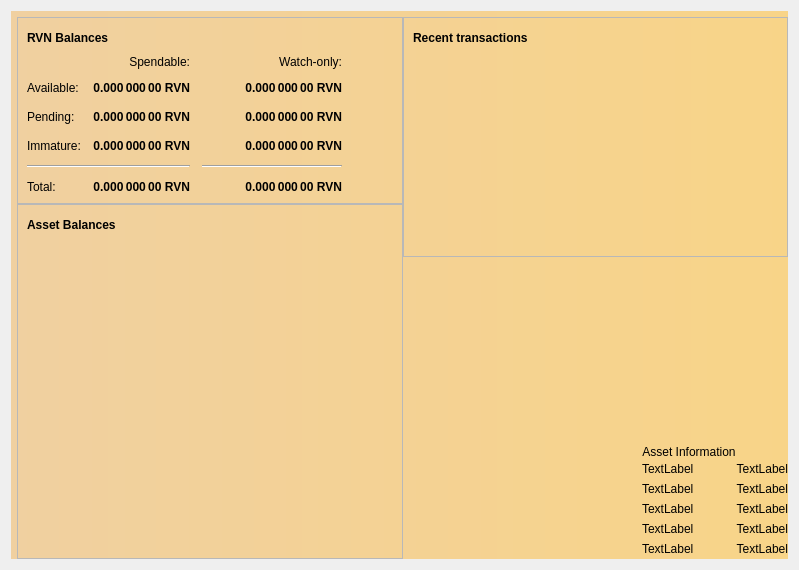
Above: src/qt/forms/overviewpage.ui from RavenProject/Ravencoin before the change. Below: the same form after it.
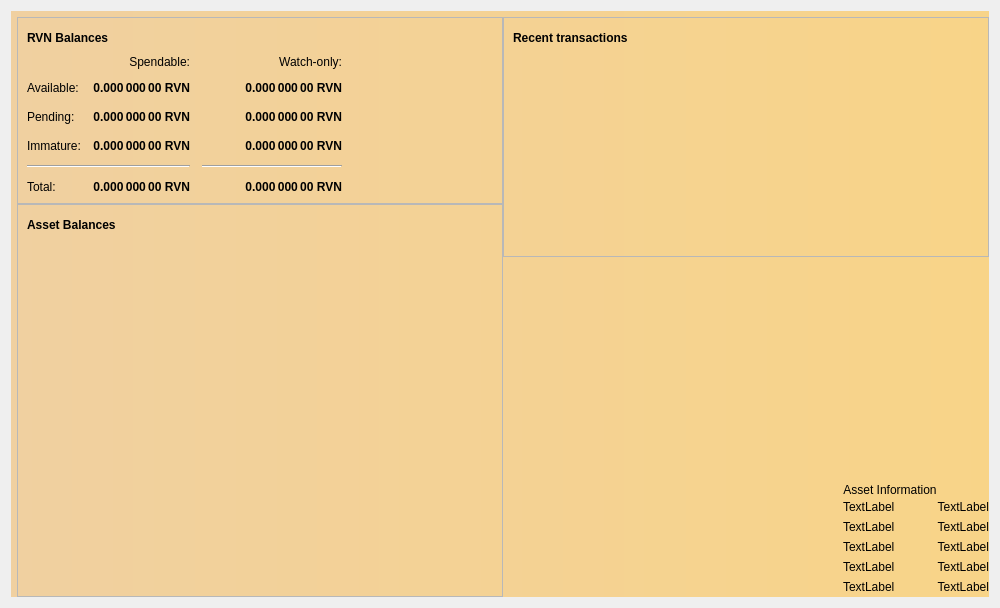
That is the form after the change. Icons and pictures are not drawn.

Commit message: Extend asset balance table

The edit to the form file:
```diff
--- a/src/qt/forms/overviewpage.ui
+++ b/src/qt/forms/overviewpage.ui
@@ -6,8 +6,8 @@
    <rect>
     <x>0</x>
     <y>0</y>
-    <width>799</width>
-    <height>570</height>
+    <width>1000</width>
+    <height>608</height>
    </rect>
   </property>
   <property name="windowTitle">
@@ -541,7 +541,10 @@
            </widget>
           </item>
           <item>
-           <spacer name="verticalSpacer">
+           <widget class="QWidget" name="assetVeriticalSpaceWidget" native="true">
+            <layout class="QVBoxLayout" name="verticalLayout">
+             <item>
+              <spacer name="assetVerticalSpacer">
             <property name="orientation">
              <enum>Qt::Vertical</enum>
             </property>
@@ -552,6 +555,9 @@
              </size>
             </property>
            </spacer>
+             </item>
+            </layout>
+           </widget>
           </item>
          </layout>
         </widget>
```
Lines whose indentation alone changed are shown as unchanged. The commit also changes 1 other file.
